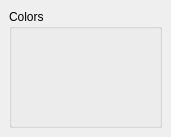
First picture: the form in ui/options_interface_colors.ui, repository metabrainz/picard, before the edit.
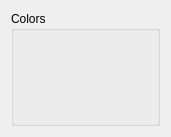
Second picture: the form after the edit.

Commit message: PICARD-3351: Make Options dialog scrollable and constrain to screen

What changed in the file:
```diff
--- a/ui/options_interface_colors.ui
+++ b/ui/options_interface_colors.ui
@@ -10,82 +10,12 @@
     <height>137</height>
    </rect>
   </property>
-  <layout class="QVBoxLayout">
-   <property name="spacing">
-    <number>6</number>
-   </property>
-   <property name="leftMargin">
-    <number>0</number>
-   </property>
-   <property name="topMargin">
-    <number>0</number>
-   </property>
-   <property name="rightMargin">
-    <number>0</number>
-   </property>
-   <property name="bottomMargin">
-    <number>0</number>
-   </property>
+  <layout class="QVBoxLayout" name="verticalLayout">
    <item>
-    <widget class="QScrollArea" name="scrollArea">
-     <property name="sizePolicy">
-      <sizepolicy hsizetype="Preferred" vsizetype="Preferred">
-       <horstretch>0</horstretch>
-       <verstretch>0</verstretch>
-      </sizepolicy>
+    <widget class="QGroupBox" name="colors">
+     <property name="title">
+      <string>Colors</string>
      </property>
-     <property name="frameShape">
-      <enum>QFrame::NoFrame</enum>
-     </property>
-     <property name="frameShadow">
-      <enum>QFrame::Plain</enum>
-     </property>
-     <property name="lineWidth">
-      <number>0</number>
-     </property>
-     <property name="horizontalScrollBarPolicy">
-      <enum>Qt::ScrollBarAlwaysOff</enum>
-     </property>
-     <property name="widgetResizable">
-      <bool>true</bool>
-     </property>
-     <property name="alignment">
-      <set>Qt::AlignLeading|Qt::AlignLeft|Qt::AlignTop</set>
-     </property>
-     <widget class="QWidget" name="scrollAreaWidgetContents">
-      <property name="geometry">
-       <rect>
-        <x>0</x>
-        <y>0</y>
-        <width>199</width>
-        <height>137</height>
-       </rect>
-      </property>
-      <layout class="QVBoxLayout" name="verticalLayout">
-       <property name="spacing">
-        <number>6</number>
-       </property>
-       <property name="leftMargin">
-        <number>9</number>
-       </property>
-       <property name="topMargin">
-        <number>9</number>
-       </property>
-       <property name="rightMargin">
-        <number>9</number>
-       </property>
-       <property name="bottomMargin">
-        <number>9</number>
-       </property>
-       <item>
-        <widget class="QGroupBox" name="colors">
-         <property name="title">
-          <string>Colors</string>
-         </property>
-        </widget>
-       </item>
-      </layout>
-     </widget>
     </widget>
    </item>
   </layout>
```
The commit also changes 4 other files.
